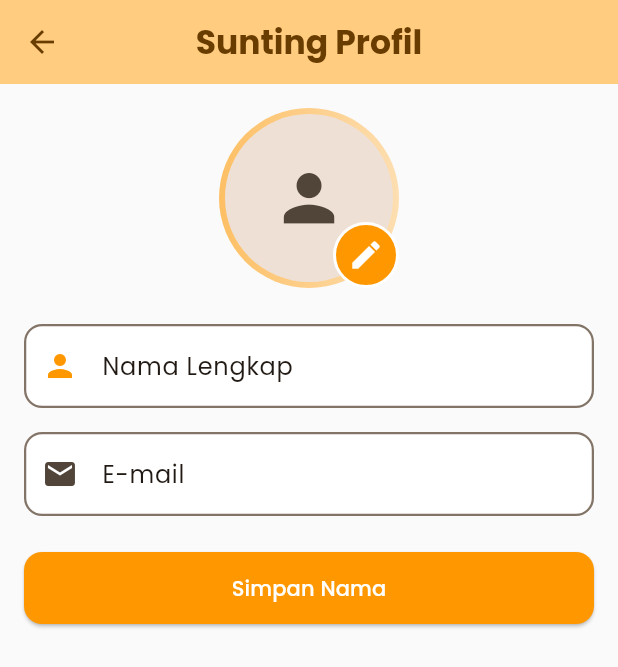
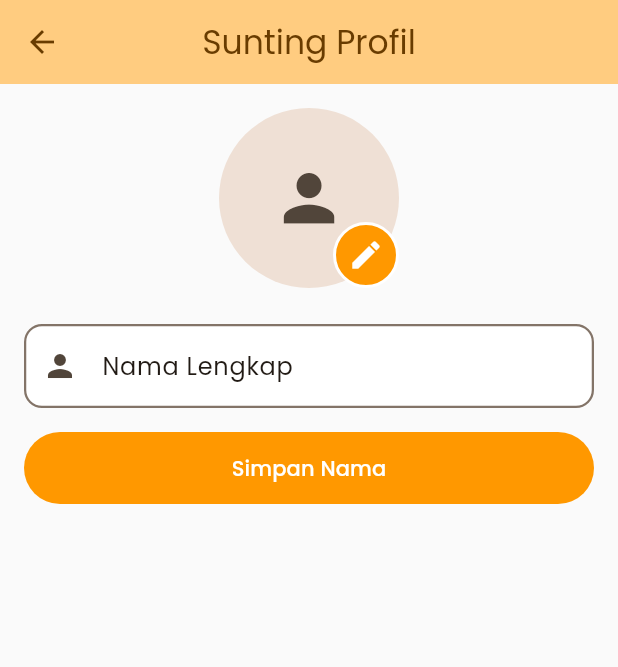
Before and after one commit to gerrybagaskoro/absensi_ppkdjp_b3, a Flutter app: the EditProfilePage screen opened directly, after a tap on the "edit" icon, on a phone screen of 412 x 824 dp. Shown: the top 667 px of the screen. Run offline on Flutter 3.47's test engine with Material 3 defaults, Android fonts, the phone set to English and light mode, and no system bars; our stand-ins replace animate_do, geocoding, geolocator, google_fonts, google_maps_flutter, image_picker and 5 more; accounts and stored records are empty; network calls fail.

```diff
--- a/lib/views/presensi/dashboard_presensi.dart
+++ b/lib/views/presensi/dashboard_presensi.dart
@@ -22,7 +22,6 @@ class DashboardPresensi extends StatefulWidget {
 class _DashboardPresensiState extends State<DashboardPresensi> {
   int _selectedIndex = 0;
   AbsenTodayData? _absenToday;
-  bool _loading = true;
 
   @override
   void initState() {
@@ -31,15 +30,12 @@ class _DashboardPresensiState extends State<DashboardPresensi> {
   }
 
   Future<void> _loadTodayAbsen() async {
-    setState(() => _loading = true);
-
     // beri delay 1 detik supaya animasi loading terasa
     await Future.delayed(const Duration(seconds: 1));
 
     final result = await AbsenAPI.getToday();
     setState(() {
       _absenToday = result?.data;
-      _loading = false;
     });
   }
 
--- a/lib/views/profile/edit_profile_presensi.dart
+++ b/lib/views/profile/edit_profile_presensi.dart
@@ -112,9 +112,8 @@ class _EditProfilePageState extends State<EditProfilePage> {
 
         if (!mounted) return;
         ScaffoldMessenger.of(context).showSnackBar(
-          SnackBar(
-            content: const Text("Foto profil berhasil diperbarui"),
-            backgroundColor: Theme.of(context).colorScheme.primary,
+          const SnackBar(
+            content: Text("Foto profil berhasil diperbarui"),
             behavior: SnackBarBehavior.floating,
           ),
         );
@@ -126,7 +125,6 @@ class _EditProfilePageState extends State<EditProfilePage> {
         ScaffoldMessenger.of(context).showSnackBar(
           SnackBar(
             content: Text("Error upload foto: $e"),
-            backgroundColor: Theme.of(context).colorScheme.error,
             behavior: SnackBarBehavior.floating,
           ),
         );
@@ -166,9 +164,8 @@ class _EditProfilePageState extends State<EditProfilePage> {
 
         if (!mounted) return;
         ScaffoldMessenger.of(context).showSnackBar(
-          SnackBar(
-            content: const Text("Nama berhasil diperbarui"),
-            backgroundColor: Theme.of(context).colorScheme.primary,
+          const SnackBar(
+            content: Text("Nama berhasil diperbarui"),
             behavior: SnackBarBehavior.floating,
           ),
         );
@@ -181,7 +178,6 @@ class _EditProfilePageState extends State<EditProfilePage> {
         ScaffoldMessenger.of(context).showSnackBar(
           SnackBar(
             content: Text("Error update nama: $e"),
-            backgroundColor: Theme.of(context).colorScheme.error,
             behavior: SnackBarBehavior.floating,
           ),
         );
@@ -214,25 +210,10 @@ class _EditProfilePageState extends State<EditProfilePage> {
 
   @override
   Widget build(BuildContext context) {
-    final theme = Theme.of(context);
-    final scheme = theme.colorScheme;
-    final textTheme = theme.textTheme;
+    final scheme = Theme.of(context).colorScheme;
 
     return Scaffold(
-      appBar: AppBar(
-        title: Text(
-          "Sunting Profil",
-          style: textTheme.titleLarge?.copyWith(
-            color: scheme.onPrimaryContainer,
-            fontWeight: FontWeight.bold,
-          ),
-        ),
-        backgroundColor: scheme.primaryContainer,
-        elevation: 0,
-        centerTitle: true,
-        iconTheme: IconThemeData(color: scheme.onPrimaryContainer),
-        surfaceTintColor: Colors.transparent,
-      ),
+      appBar: AppBar(title: const Text("Sunting Profil"), centerTitle: true),
       body: _isLoading
           ? const Center(child: CircularProgressIndicator())
           : SingleChildScrollView(
@@ -241,19 +222,14 @@ class _EditProfilePageState extends State<EditProfilePage> {
                 key: _formKey,
                 child: Column(
                   children: [
-                    // Avatar dengan tombol edit lebih besar
+                    // Avatar dengan tombol edit
                     Center(
                       child: Stack(
                         children: [
                           Container(
                             decoration: BoxDecoration(
                               shape: BoxShape.circle,
-                              gradient: LinearGradient(
-                                colors: [
-                                  scheme.primary.withOpacity(0.6),
-                                  scheme.primaryContainer.withOpacity(0.6),
-                                ],
-                              ),
+                              color: scheme.surfaceContainerHighest,
                             ),
                             padding: const EdgeInsets.all(4),
                             child: AvatarHero(
@@ -301,9 +277,11 @@ class _EditProfilePageState extends State<EditProfilePage> {
                       controller: _nameController,
                       decoration: InputDecoration(
                         labelText: "Nama Lengkap",
-                        prefixIcon: Icon(Icons.person, color: scheme.primary),
+                        prefixIcon: const Icon(Icons.person),
+                        filled: true,
                         border: OutlineInputBorder(
                           borderRadius: BorderRadius.circular(12),
+                          borderSide: BorderSide.none,
                         ),
                       ),
                       validator: (v) => v == null || v.trim().isEmpty
@@ -312,35 +290,11 @@ class _EditProfilePageState extends State<EditProfilePage> {
                     ),
                     const SizedBox(height: 16),
 
-                    // Email readonly
-                    TextFormField(
-                      initialValue: _email ?? '',
-                      readOnly: true,
-                      decoration: InputDecoration(
-                        labelText: "E-mail",
-                        prefixIcon: Icon(
-                          Icons.email,
-                          color: scheme.onSurfaceVariant,
-                        ),
-                        border: OutlineInputBorder(
-                          borderRadius: BorderRadius.circular(12),
-                        ),
-                      ),
-                    ),
-                    const SizedBox(height: 24),
-
                     // Tombol simpan nama
                     SizedBox(
                       width: double.infinity,
                       height: 48,
-                      child: ElevatedButton(
-                        style: ElevatedButton.styleFrom(
-                          backgroundColor: scheme.primary,
-                          foregroundColor: scheme.onPrimary,
-                          shape: RoundedRectangleBorder(
-                            borderRadius: BorderRadius.circular(12),
-                          ),
-                        ),
+                      child: FilledButton(
                         onPressed: _submitName,
                         child: const Text("Simpan Nama"),
                       ),
--- a/pubspec.yaml
+++ b/pubspec.yaml
@@ -60,7 +60,7 @@ dev_dependencies:
 flutter_launcher_icons:
   android: "launcher_icon"
   ios: true
-  image_path: "assets/images/applogo_presensi_kita.png"
+  image_path: "assets/icons/icon.png"
   min_sdk_android: 21
 # For information on the generic Dart part of this file, see the
 # following page: https://dart.dev/tools/pub/pubspec
```
Also changed, not shown: lib/views/presensi/history_presensi.dart (+13 -0 lines), lib/views/splash_screen.dart (+29 -7 lines), assets/icons/icon.png (added), 26 other files.
